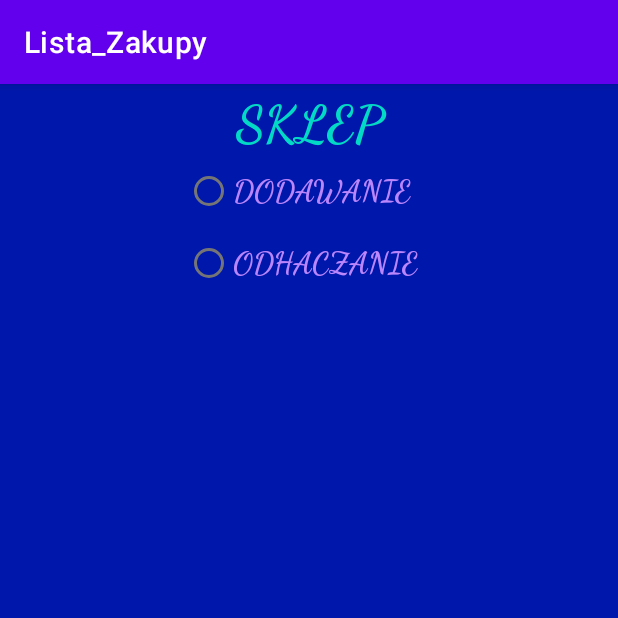
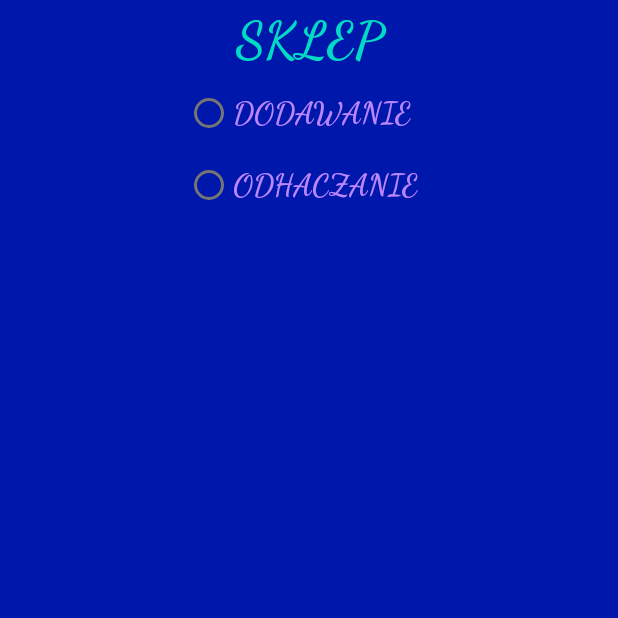
Before and after one commit to IgorBinkowski/Lista_Zakupy, an Android app: the screen it shows after launch (MainActivity), on a phone screen of 412 x 824 dp, the top half of it. Run offline under Robolectric (Android 15) with nearby library versions, the phone set to English and light mode, and no system bars.

Commit message:
Final Final Final

```diff
--- a/app/src/main/res/values/themes.xml
+++ b/app/src/main/res/values/themes.xml
@@ -1,6 +1,6 @@
 <resources xmlns:tools="http://schemas.android.com/tools">
     <!-- Base application theme. -->
-    <style name="Theme.Lista_Zakupy" parent="Theme.MaterialComponents.DayNight.DarkActionBar">
+    <style name="Theme.Lista_Zakupy" parent="Theme.MaterialComponents.DayNight.NoActionBar">
         <!-- Primary brand color. -->
         <item name="colorPrimary">@color/purple_500</item>
         <item name="colorPrimaryVariant">@color/purple_700</item>
```
